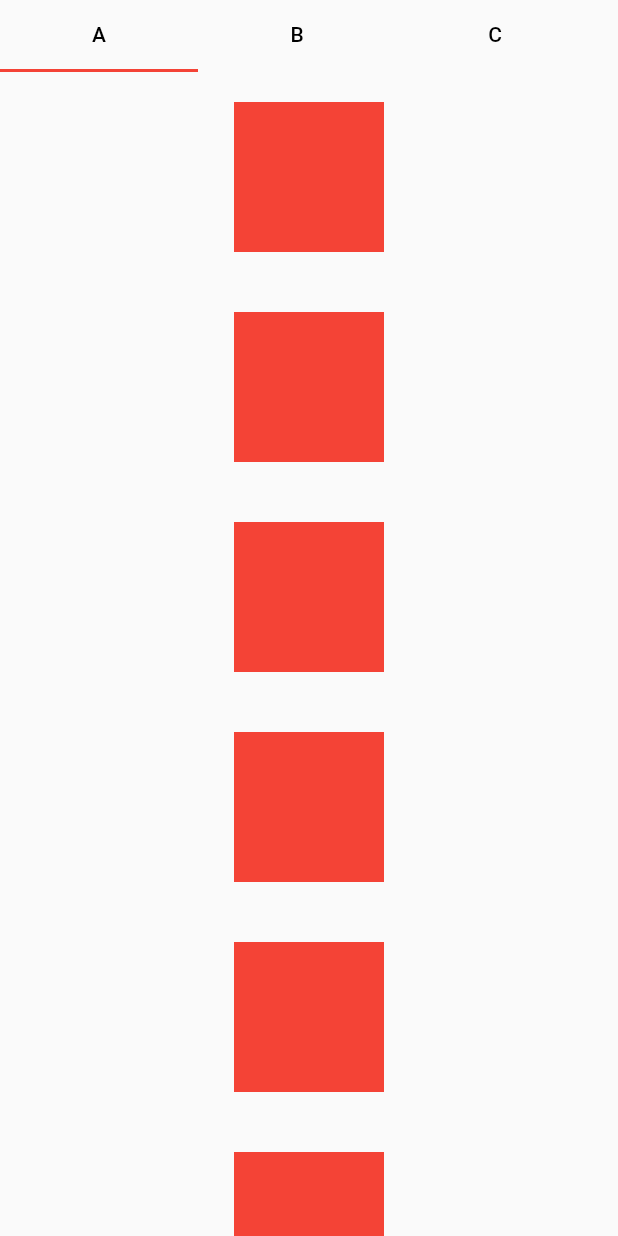
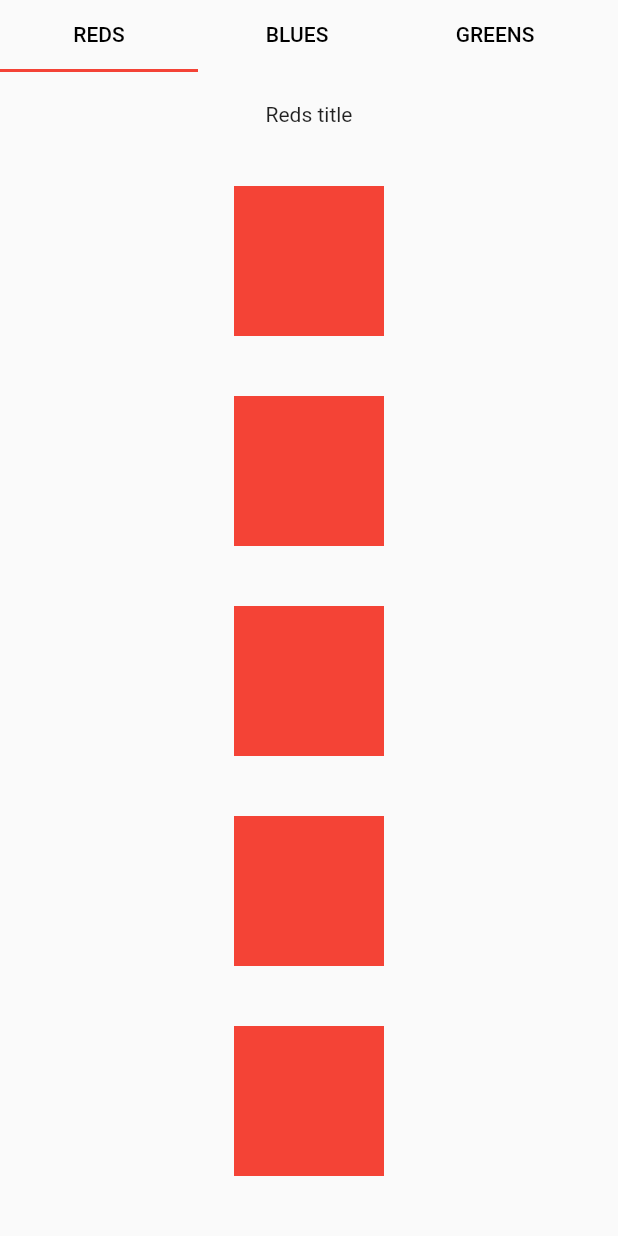
Before and after one commit to sejun2/vertical_scroll_tabbar, a Flutter app: the screen it shows after launch, on a phone screen of 412 x 824 dp. Run offline on Flutter 3.47's test engine with Material 2 defaults, Android fonts, the phone set to English and light mode, and no system bars.

Commit message:
fix example

```diff
--- a/example/lib/main.dart
+++ b/example/lib/main.dart
@@ -27,7 +27,7 @@ class MyApp extends StatelessWidget {
                     alignment: Alignment.center,
                     width: 100,
                     child: const Text(
-                      'A',
+                      'REDS',
                       style: TextStyle(color: Colors.black),
                     )),
               ),
@@ -36,7 +36,7 @@ class MyApp extends StatelessWidget {
                     alignment: Alignment.center,
                     width: 100,
                     child: const Text(
-                      'B',
+                      'BLUES',
                       style: TextStyle(color: Colors.black),
                     )),
               ),
@@ -45,7 +45,7 @@ class MyApp extends StatelessWidget {
                     alignment: Alignment.center,
                     width: 100,
                     child: const Text(
-                      'C',
+                      'GREENS',
                       style: TextStyle(color: Colors.black),
                     )),
               ),
@@ -54,16 +54,16 @@ class MyApp extends StatelessWidget {
                     alignment: Alignment.center,
                     width: 100,
                     child: const Text(
-                      'D',
+                      'BLUES',
                       style: TextStyle(color: Colors.black),
                     )),
               ),
               Tab(
                 child: Container(
-                  alignment: Alignment.center,
+                    alignment: Alignment.center,
                     width: 100,
                     child: const Text(
-                      'E',
+                      'REDS',
                       style: TextStyle(color: Colors.black),
                     )),
               ),
@@ -71,20 +71,20 @@ class MyApp extends StatelessWidget {
             children: [
               Column(
                 key: GlobalKey(),
-                children: [...a],
+                children: [...reds],
               ),
-              Column(key: GlobalKey(), children: [...b]),
+              Column(key: GlobalKey(), children: [...greens]),
               Column(
                 key: GlobalKey(),
-                children: [...c],
+                children: [...blues],
               ),
               Column(
                 key: GlobalKey(),
-                children: [...b],
+                children: [...greens],
               ),
               Column(
                 key: GlobalKey(),
-                children: [...a],
+                children: [...reds],
               ),
             ],
           ),
@@ -94,7 +94,14 @@ class MyApp extends StatelessWidget {
   }
 }
 
-List<Widget> a = [
+List<Widget> reds = [
+  Container(padding: const EdgeInsets.all(20), child: const Text("Reds title")),
+  Container(
+    margin: const EdgeInsets.all(20),
+    height: 100,
+    width: 100,
+    color: Colors.red,
+  ),
   Container(
     margin: const EdgeInsets.all(20),
     height: 100,
@@ -175,7 +182,9 @@ List<Widget> a = [
   ),
 ];
 
-List<Widget> b = [
+List<Widget> greens = [
+  Container(
+      padding: const EdgeInsets.all(20), child: const Text("Blues title")),
   Container(
     margin: const EdgeInsets.all(20),
     height: 100,
@@ -244,7 +253,9 @@ List<Widget> b = [
   ),
 ];
 
-List<Widget> c = [
+List<Widget> blues = [
+  Container(
+      padding: const EdgeInsets.all(20), child: const Text("Greens title")),
   Container(
     margin: const EdgeInsets.all(20),
     height: 100,
```
Also changed, not shown: example/pubspec.lock.
